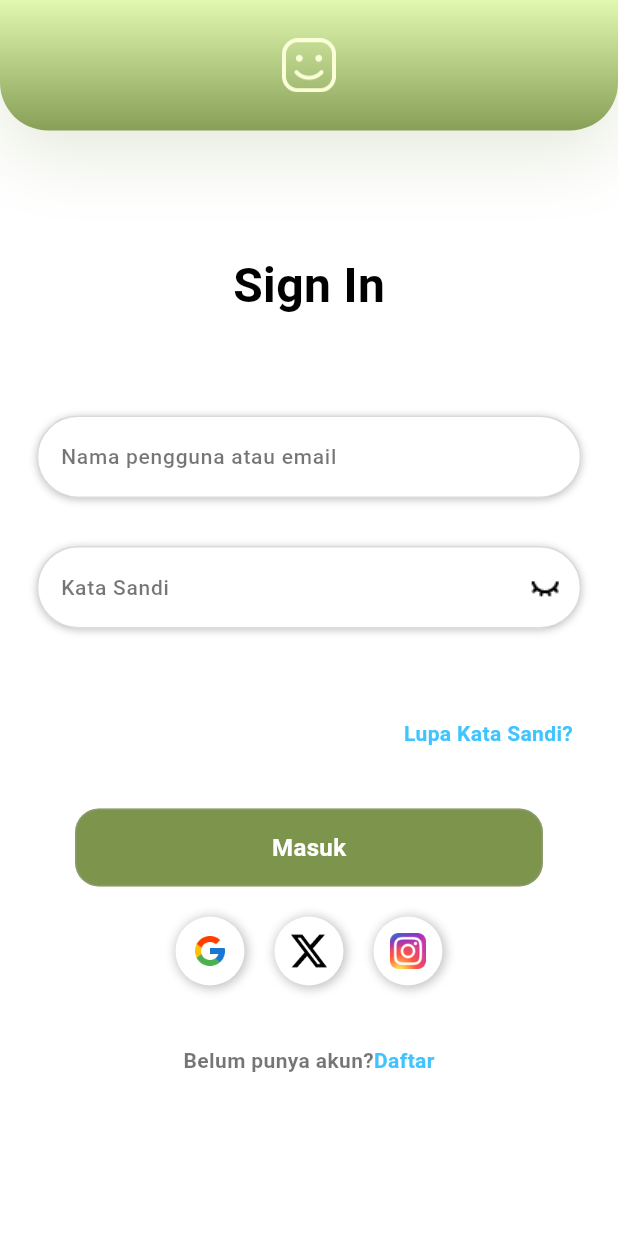
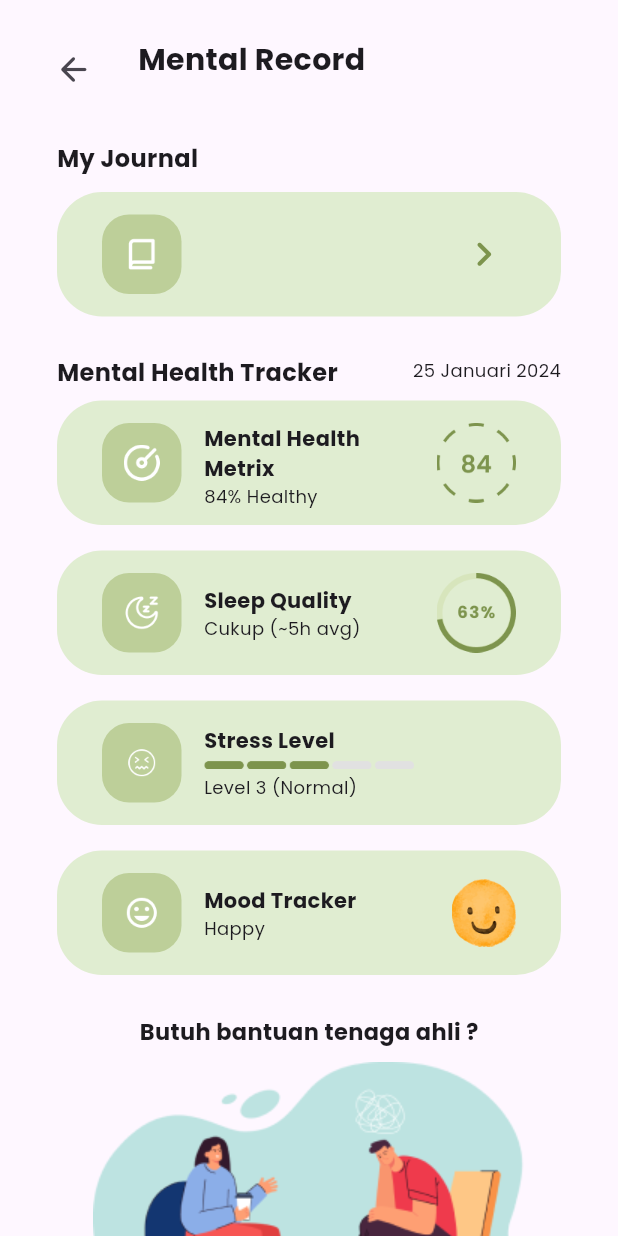
Before and after one commit to Raga-Git/temanBicara, a Flutter app: the screen it shows after launch, on a phone screen of 412 x 824 dp. Run offline on Flutter 3.47's test engine with Material 3 defaults, Android fonts, the phone set to English and light mode, and no system bars; our stand-ins replace firebase_core, google_fonts; accounts and stored records are empty.

Commit message:
24th commit

```diff
--- a/lib/main.dart
+++ b/lib/main.dart
@@ -13,6 +13,7 @@ import 'package:teman_bicara/screen/assestmentScreen07.dart';
 import 'package:teman_bicara/screen/assestmentScreenBerhasil.dart';
 import 'package:teman_bicara/screen/ChatBotScreen01.dart';
 import 'package:teman_bicara/screen/ChatBotScreen02.dart';
+import 'package:teman_bicara/screen/history.dart';
 import 'package:teman_bicara/screen/loginScreen.dart';
 import 'package:teman_bicara/screen/moodTracker.dart';
 import 'package:teman_bicara/screen/registerScreen.dart';
@@ -37,7 +38,7 @@ class MyApp extends StatelessWidget {
     return MaterialApp(
       debugShowCheckedModeBanner: false,
       theme: tema,
-      home: loginScreen(onTap: () {  },),
+      home: const HistoryList(),
     );
   }
 }
--- a/lib/screen/chatBotScreen01.dart
+++ b/lib/screen/chatBotScreen01.dart
@@ -1,6 +1,7 @@
 import 'package:flutter/material.dart';
 import 'package:google_fonts/google_fonts.dart';
 import 'package:teman_bicara/screen/artikelScreen1.dart';
+import 'package:teman_bicara/screen/history.dart';
 import 'package:teman_bicara/screen/splashScreen.dart';
 import 'package:teman_bicara/screen/trackingPage01.dart';
 
@@ -231,7 +232,6 @@ class _ChatBotScreenState extends State<ChatBotScreen01> {
                           color: Color(0xFF7D944D),
                         ),
                         onTap: () {
-                          Navigator.pop(context);
                           Navigator.push(
                             context,
                             MaterialPageRoute(
@@ -253,7 +253,11 @@ class _ChatBotScreenState extends State<ChatBotScreen01> {
                           color: Color(0xFF7D944D),
                         ),
                         onTap: () {
-                          Navigator.pop(context);
+                          Navigator.push(
+                            context,
+                            MaterialPageRoute(
+                                builder: (context) => HistoryList()),
+                          );
                         },
                         trailing: const Icon(
                           Icons.chevron_right,
@@ -280,12 +284,13 @@ class _ChatBotScreenState extends State<ChatBotScreen01> {
                           Navigator.pop(context);
                         },
                       ),
-                      SizedBox(height: 99,),
+                      SizedBox(
+                        height: 99,
+                      ),
                       ListTile(
                         title: const Text('Settings'),
                         leading: const Icon(
                           Icons.settings,
-
                         ),
                         onTap: () {
                           Navigator.pop(context);
@@ -295,7 +300,6 @@ class _ChatBotScreenState extends State<ChatBotScreen01> {
                         title: const Text('Log Out'),
                         leading: const Icon(
                           Icons.logout,
-
                         ),
                         onTap: () {
                           Navigator.pop(context);
--- /dev/null
+++ b/lib/screen/history.dart
@@ -0,0 +1,418 @@
+import 'package:flutter/material.dart';
+import 'package:teman_bicara/screen/chatBotScreen01.dart';
+
+class HistoryList extends StatelessWidget {
+  const HistoryList({super.key});
+
+  @override
+  Widget build(BuildContext context) {
+    return MaterialApp(
+      debugShowCheckedModeBanner: false,
+      home: Scaffold(
+        body: SafeArea(
+          child: SingleChildScrollView(
+            child: Padding(
+              padding: EdgeInsets.symmetric(horizontal: 25),
+              child: Column(
+                children: [
+                  SizedBox(height: 25),
+                  Container(
+                    width: double.infinity,
+                    height: 30,
+                    child: Row(
+                      children: [
+                        IconButton(
+                          onPressed: () {
+                            Navigator.push(
+                                context,
+                                MaterialPageRoute(
+                                    builder: (context) => ChatBotScreen01()));
+                          },
+                          icon: Icon(Icons.arrow_back_rounded, size: 26),
+                        ),
+                        SizedBox(width: 19),
+                        Text("Mental Record",
+                            style: TextStyle(
+                              fontSize: 20,
+                              fontWeight: FontWeight.bold,
+                              fontFamily: 'Poppins',
+                            ))
+                      ],
+                    ),
+                  ),
+
+                  SizedBox(height: 39),
+                  Container(
+                    width: double.infinity,
+                    height: 117,
+                    child: Padding(
+                      padding: EdgeInsets.symmetric(horizontal: 13),
+                      child: Column(
+                        mainAxisAlignment: MainAxisAlignment.spaceBetween,
+                        children: [
+                          Align(
+                            alignment: Alignment.centerLeft,
+                            child: Text("My Journal",
+                                style: TextStyle(
+                                  fontSize: 16,
+                                  fontWeight: FontWeight.bold,
+                                  fontFamily: 'Poppins',
+                                )),
+                          ),
+                          Container(
+                            width: double.infinity,
+                            height: 83,
+                            decoration: BoxDecoration(
+                              borderRadius: BorderRadius.circular(30),
+                              color: Color(0xFF9AD567).withOpacity(0.3),
+                            ),
+                            child: Padding(
+                              padding: EdgeInsets.symmetric(horizontal: 30),
+                              child: Row(
+                                children: [
+                                  Container(
+                                    width: 53,
+                                    height: 53,
+                                    decoration: BoxDecoration(
+                                      color: Color(0xFFBDCF99),
+                                      borderRadius: BorderRadius.circular(18),
+                                    ),
+                                    child: Image.asset(
+                                        "assets/images/jurnalPutih.png",
+                                        scale: 2),
+                                  ),
+                                  SizedBox(width: 185),
+                                  Icon(Icons.chevron_right_rounded,
+                                      size: 33, color: Color(0xFF7D944D)),
+                                ],
+                              ),
+                            ),
+                          ),
+                        ],
+                      ),
+                    ),
+                  ),
+
+                  SizedBox(height: 26),
+
+                  Container(
+                    width: double.infinity,
+                    height: 430,
+                    child: Padding(
+                      padding: EdgeInsets.symmetric(horizontal: 13),
+                      child: Column(
+                        children: [
+                          Container(
+                            height: 20,
+                            width: double.infinity,
+                            child: Row(
+                              mainAxisAlignment: MainAxisAlignment.spaceBetween,
+                              children: [
+                                Text("Mental Health Tracker",
+                                    style: TextStyle(
+                                      fontSize: 16,
+                                      fontWeight: FontWeight.bold,
+                                      fontFamily: 'Poppins',
+                                    )),
+                                Text("25 Januari 2024",
+                                    style: TextStyle(
+                                      fontSize: 12,
+                                      fontFamily: 'Poppins',
+                                    )),
+                              ],
+                            ),
+                          ),
+
+                          SizedBox(height: 10),
+
+                          Container(
+                            width: double.infinity,
+                            height: 83,
+                            decoration: BoxDecoration(
+                              borderRadius: BorderRadius.circular(30),
+                              color: Color(0xFF9AD567).withOpacity(0.3),
+                            ),
+                            child: Padding(
+                              padding: EdgeInsets.symmetric(horizontal: 30),
+                              child: Row(
+                                mainAxisAlignment:
+                                    MainAxisAlignment.spaceBetween,
+                                children: [
+                                  Container(
+                                    width: 53,
+                                    height: 53,
+                                    decoration: BoxDecoration(
+                                      color: Color(0xFFBDCF99),
+                                      borderRadius: BorderRadius.circular(18),
+                                    ),
+                                    child: Image.asset(
+                                        "assets/images/metrixPutih.png",
+                                        scale: 2),
+                                  ),
+                                  Container(
+                                    width: 140,
+                                    height: 53,
+                                    child: Column(
+                                      mainAxisAlignment:
+                                          MainAxisAlignment.center,
+                                      children: [
+                                        Align(
+                                          alignment: Alignment.centerLeft,
+                                          child: Text(
+                                            "Mental Health Metrix",
+                                            style: TextStyle(
+                                              fontWeight: FontWeight.bold,
+                                              fontFamily: 'Poppins',
+                                            ),
+                                          ),
+                                        ),
+                                        Align(
+                                          alignment: Alignment.topLeft,
+                                          child: Text("84% Healthy",
+                                              style: TextStyle(
+                                                fontSize: 12,
+                                                fontFamily: 'Poppins',
+                                              )),
+                                        ),
+                                      ],
+                                    ),
+                                  ),
+                                  Image.asset("assets/images/metrixAngka.png",
+                                      scale: 2),
+                                ],
+                              ),
+                            ),
+                          ),
+
+                          SizedBox(height: 17),
+
+                          Container(
+                            width: double.infinity,
+                            height: 83,
+                            decoration: BoxDecoration(
+                              borderRadius: BorderRadius.circular(30),
+                              color: Color(0xFF9AD567).withOpacity(0.3),
+                            ),
+                            child: Padding(
+                              padding: EdgeInsets.symmetric(horizontal: 30),
+                              child: Row(
+                                mainAxisAlignment:
+                                    MainAxisAlignment.spaceBetween,
+                                children: [
+                                  Container(
+                                    width: 53,
+                                    height: 53,
+                                    decoration: BoxDecoration(
+                                      color: Color(0xFFBDCF99),
+                                      borderRadius: BorderRadius.circular(18),
+                                    ),
+                                    child: Image.asset(
+                                        "assets/images/sleepPutih.png",
+                                        scale: 2),
+                                  ),
+                                  Container(
+                                    width: 140,
+                                    height: 53,
+                                    child: Column(
+                                      mainAxisAlignment:
+                                          MainAxisAlignment.center,
+                                      children: [
+                                        Align(
+                                          alignment: Alignment.centerLeft,
+                                          child: Text("Sleep Quality",
+                                              style: TextStyle(
+                                                fontWeight: FontWeight.bold,
+                                                fontFamily: 'Poppins',
+                                              )),
+                                        ),
+                                        Align(
+                                          alignment: Alignment.topLeft,
+                                          child: Text("Cukup (~5h avg)",
+                                              style: TextStyle(
+                                                fontSize: 12,
+                                                fontFamily: 'Poppins',
+                                              )),
+                                        ),
+                                      ],
+                                    ),
+                                  ),
+                                  Image.asset("assets/images/sleepPersen.png",
+                                      scale: 2),
+                                ],
+                              ),
+                            ),
+                          ),
+
+                          SizedBox(height: 17),
+
+                          Container(
+                            width: double.infinity,
+                            height: 83,
+                            decoration: BoxDecoration(
+                              borderRadius: BorderRadius.circular(30),
+                              color: Color(0xFF9AD567).withOpacity(0.3),
+                            ),
+                            child: Padding(
+                              padding: EdgeInsets.symmetric(horizontal: 30),
+                              child: Row(
+                                children: [
+                                  Container(
+                                    width: 53,
+                                    height: 53,
+                                    decoration: BoxDecoration(
+                                      color: Color(0xFFBDCF99),
+                                      borderRadius: BorderRadius.circular(18),
+                                    ),
+                                    child: Image.asset(
+                                        "assets/images/stressPutih.png",
+                                        scale: 2),
+                                  ),
+                                  SizedBox(width: 15),
+                                  Container(
+                                    width: 140,
+                                    height: 50,
+                                    child: Column(
+                                      mainAxisAlignment:
+                                          MainAxisAlignment.spaceBetween,
+                                      children: [
+                                        Align(
+                                          alignment: Alignment.centerLeft,
+                                          child: Text("Stress Level",
+                                              style: TextStyle(
+                                                fontWeight: FontWeight.bold,
+                                                fontFamily: 'Poppins',
+                                              )),
+                                        ),
+                                        Image.asset(
+                                            "assets/images/stressBar.png",
+                                            scale: 2),
+                                        Align(
+                                          alignment: Alignment.topLeft,
+                                          child: Text("Level 3 (Normal)",
+                                              style: TextStyle(
+                                                fontSize: 12,
+                                                fontFamily: 'Poppins',
+                                              )),
+                                        ),
+                                      ],
+                                    ),
+                                  ),
+                                ],
+                              ),
+                            ),
+                          ),
+
+                          SizedBox(height: 17),
+
+                          Container(
+                            width: double.infinity,
+                            height: 83,
+                            decoration: BoxDecoration(
+                              borderRadius: BorderRadius.circular(30),
+                              color: Color(0xFF9AD567).withOpacity(0.3),
+                            ),
+                            child: Padding(
+                              padding: EdgeInsets.symmetric(horizontal: 30),
+                              child: Row(
+                                mainAxisAlignment:
+                                    MainAxisAlignment.spaceBetween,
+                                children: [
+                                  Container(
+                                    width: 53,
+                                    height: 53,
+                                    decoration: BoxDecoration(
+                                      color: Color(0xFFBDCF99),
+                                      borderRadius: BorderRadius.circular(18),
+                                    ),
+                                    child: Image.asset(
+                                        "assets/images/moodPutih.png",
+                                        scale: 2),
+                                  ),
+                                  Container(
+                                    width: 150,
+                                    height: 53,
+                                    child: Column(
+                                      mainAxisAlignment:
+                                          MainAxisAlignment.center,
+                                      children: [
+                                        Align(
+                                          alignment: Alignment.centerLeft,
+                                          child: Text("Mood Tracker",
+                                              style: TextStyle(
+                                                fontWeight: FontWeight.bold,
+                                                fontFamily: 'Poppins',
+                                              )),
+                                        ),
+                                        Align(
+                                          alignment: Alignment.topLeft,
+                                          child: Text("Happy",
+                                              style: TextStyle(
+                                                fontSize: 12,
+                                                fontFamily: 'Poppins',
+                                              )),
+                                        ),
+                                      ],
+                                    ),
+                                  ),
+                                  Image.asset("assets/images/emoji04.png",
+                                      scale: 2),
+                                ],
+                              ),
+                            ),
+                          ),
+
+                          //.
+                        ],
+                      ),
+                    ),
+                  ),
+                  Container(
+                    height: 400,
+                    width: double.infinity,
+                    child: Center(
+                      child: Column(
+                        children: [
+                          SizedBox(height: 10),
+                          Text("Butuh bantuan tenaga ahli ?",
+                              style: TextStyle(
+                                  fontFamily: 'Poppins',
+                                  fontWeight: FontWeight.bold,
+                                  fontSize: 15)),
+                          SizedBox(height: 10),
+                          Image.asset("assets/images/ilustrasiTerapis.png"),
+                          SizedBox(height: 10),
+                          Text("Layanan kesehatan mental terdekat :",
+                              style: TextStyle(
+                                  fontFamily: 'Poppins', fontSize: 15)),
+                          Text("Cek Disini",
+                              style: TextStyle(
+                                  fontFamily: 'Poppins',
+                                  fontSize: 15,
+                                  color: Color(0xFF1D9EFB),
+                                  decoration: TextDecoration.underline,
+                                  decorationColor: Color(0xFF1D9EFB))),
+                          SizedBox(height: 20),
+                          Text("Hotline Kesehatan Jiwa Kemenkes :",
+                              style: TextStyle(
+                                  fontFamily: 'Poppins', fontSize: 15)),
+                          Text("021-500-454",
+                              style: TextStyle(
+                                  fontFamily: 'Poppins',
+                                  fontSize: 15,
+                                  color: Color(0xFF1D9EFB),
+                                  decoration: TextDecoration.underline,
+                                  decorationColor: Color(0xFF1D9EFB))),
+                        ],
+                      ),
+                    ),
+                  ),
+                  //akhir
+                ],
+              ),
+            ),
+          ),
+        ),
+      ),
+    );
+  }
+}
```
Also changed, not shown: assets/images/emoji04.png, assets/images/ilustrasiHistori.png (added), assets/images/ilustrasiTerapis.png (added), assets/images/jurnalPutih.png (added), assets/images/metrixAngka.png (added), assets/images/metrixPutih.png (added), assets/images/moodPutih.png (added), assets/images/sleepPersen.png (added), assets/images/sleepPutih.png (added), assets/images/stressBar.png (added), assets/images/stressPutih.png (added). Lines whose indentation alone changed are shown as unchanged.
